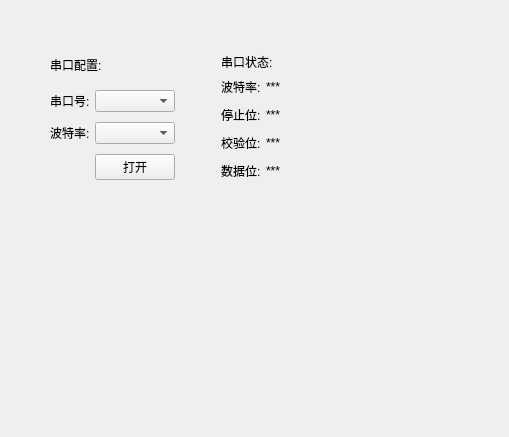
BeiChenYx/Qt5Notebook, file QWidgetNotebook/humiture/HumitureQWidget/comconfig.ui: the form before one commit.
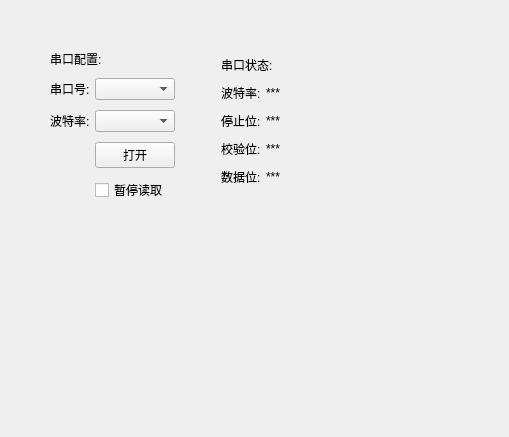
The form after the commit.

```diff
--- a/QWidgetNotebook/humiture/HumitureQWidget/comconfig.ui
+++ b/QWidgetNotebook/humiture/HumitureQWidget/comconfig.ui
@@ -35,7 +35,7 @@
    <item row="0" column="0">
     <layout class="QHBoxLayout" name="horizontalLayout">
      <item>
-      <layout class="QVBoxLayout" name="verticalLayout">
+      <layout class="QVBoxLayout" name="verticalLayout" stretch="1,4">
        <property name="spacing">
         <number>10</number>
        </property>
@@ -81,6 +81,13 @@
            </property>
           </widget>
          </item>
+         <item row="3" column="1">
+          <widget class="QCheckBox" name="checkBox">
+           <property name="text">
+            <string>暂停读取</string>
+           </property>
+          </widget>
+         </item>
         </layout>
        </item>
       </layout>
```
